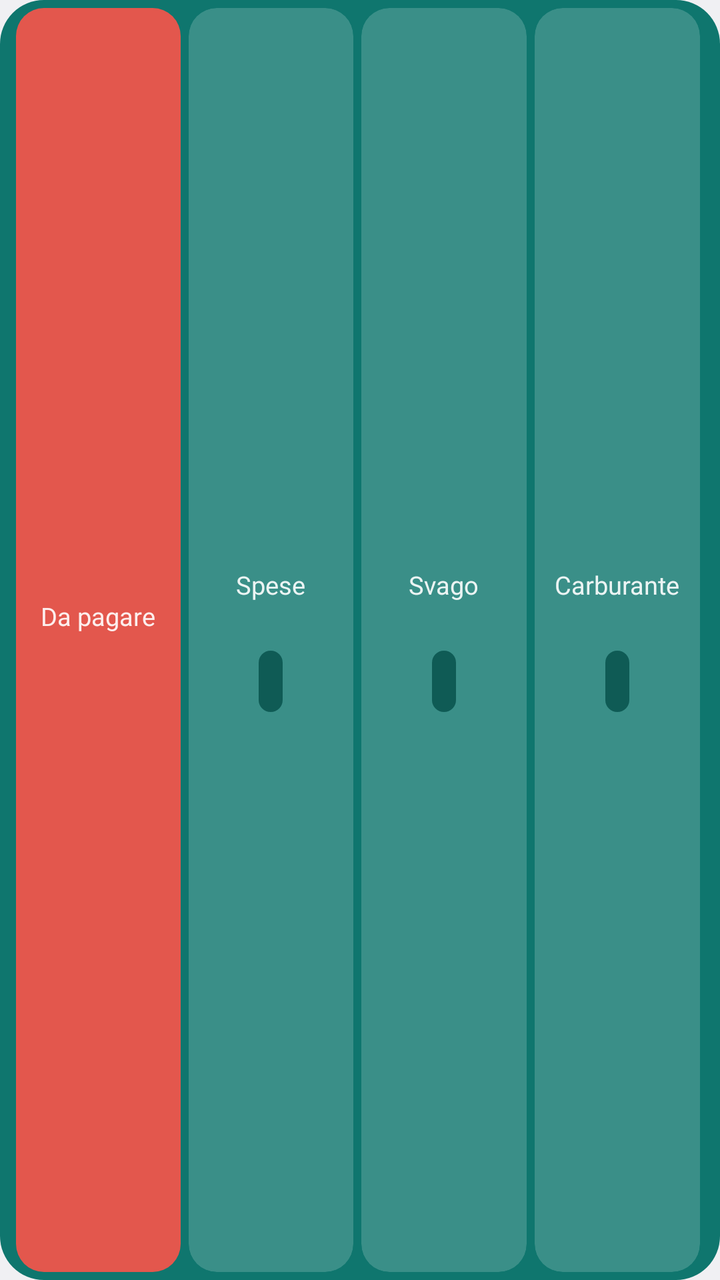
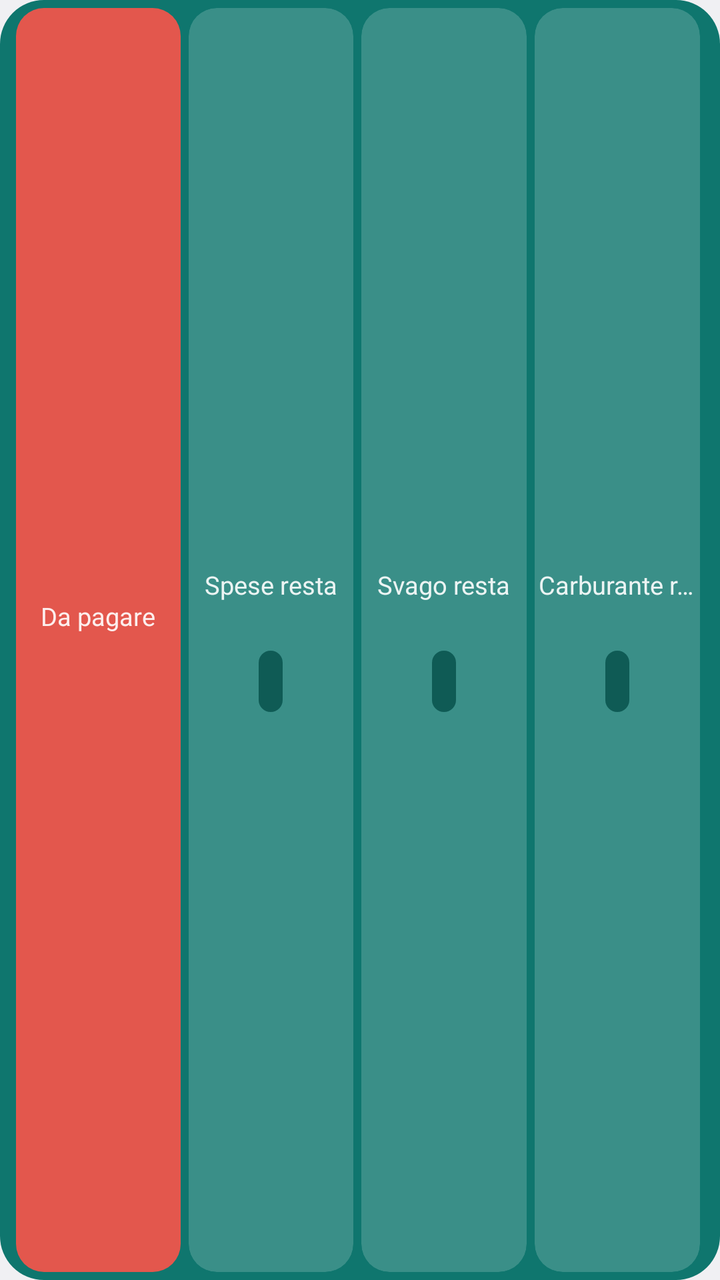

The first picture is an Android layout as it rendered before a commit; the second is the same layout after the commit. The layout source and the unified diff follow.
<!-- AndroidManifest.xml: application theme AppTheme -->
<!-- res/layout/widget_month3.xml -->
<?xml version="1.0" encoding="utf-8"?>
<LinearLayout xmlns:android="http://schemas.android.com/apk/res/android"
    android:id="@+id/widget_month_root"
    android:layout_width="match_parent"
    android:layout_height="match_parent"
    android:orientation="horizontal"
    android:gravity="center_vertical"
    android:paddingLeft="8dp"
    android:paddingRight="8dp"
    android:paddingTop="4dp"
    android:paddingBottom="4dp"
    android:background="@drawable/widget_bg">

    
    <LinearLayout
        android:layout_width="0dp"
        android:layout_height="match_parent"
        android:layout_weight="1"
        android:layout_marginRight="2dp"
        android:orientation="vertical">

        
        <LinearLayout
            android:id="@+id/widget_month_due_cell"
            android:layout_width="match_parent"
            android:layout_height="match_parent"
            android:orientation="vertical"
            android:gravity="center"
            android:paddingLeft="4dp"
            android:paddingRight="4dp"
            android:background="@drawable/widget_cell_due">
            <TextView
                android:id="@+id/widget_month_topay_label"
                android:layout_width="wrap_content"
                android:layout_height="wrap_content"
                android:text="Da pagare"
                android:textColor="#E6FFFFFF"
                android:textSize="12.5sp"
                android:singleLine="true" />
            <TextView
                android:id="@+id/widget_month_topay"
                android:layout_width="wrap_content"
                android:layout_height="wrap_content"
                android:textColor="#FFFFFF"
                android:textSize="17.5sp"
                android:textStyle="bold"
                android:singleLine="true" />
        </LinearLayout>
    </LinearLayout>


    
    <FrameLayout
        android:id="@+id/widget_month_spese_cell"
        android:layout_width="0dp"
        android:layout_height="match_parent"
        android:layout_weight="1"
        android:layout_marginLeft="2dp"
        android:layout_marginRight="2dp"
        android:background="@drawable/widget_cell"
        android:clipToOutline="true">
        <ViewFlipper
            android:id="@+id/widget_month_spese_fill"
            android:layout_width="match_parent"
            android:layout_height="match_parent"
            android:autoStart="true"
            android:flipInterval="285">
            <ImageView android:id="@+id/fl_spese_0" android:layout_width="match_parent" android:layout_height="match_parent" android:scaleType="fitXY" />
            <ImageView android:id="@+id/fl_spese_1" android:layout_width="match_parent" android:layout_height="match_parent" android:scaleType="fitXY" />
            <ImageView android:id="@+id/fl_spese_2" android:layout_width="match_parent" android:layout_height="match_parent" android:scaleType="fitXY" />
            <ImageView android:id="@+id/fl_spese_3" android:layout_width="match_parent" android:layout_height="match_parent" android:scaleType="fitXY" />
            <ImageView android:id="@+id/fl_spese_4" android:layout_width="match_parent" android:layout_height="match_parent" android:scaleType="fitXY" />
            <ImageView android:id="@+id/fl_spese_5" android:layout_width="match_parent" android:layout_height="match_parent" android:scaleType="fitXY" />
            <ImageView android:id="@+id/fl_spese_6" android:layout_width="match_parent" android:layout_height="match_parent" android:scaleType="fitXY" />
            <ImageView android:id="@+id/fl_spese_7" android:layout_width="match_parent" android:layout_height="match_parent" android:scaleType="fitXY" />
            <ImageView android:id="@+id/fl_spese_8" android:layout_width="match_parent" android:layout_height="match_parent" android:scaleType="fitXY" />
            <ImageView android:id="@+id/fl_spese_9" android:layout_width="match_parent" android:layout_height="match_parent" android:scaleType="fitXY" />
            <ImageView android:id="@+id/fl_spese_10" android:layout_width="match_parent" android:layout_height="match_parent" android:scaleType="fitXY" />
            <ImageView android:id="@+id/fl_spese_11" android:layout_width="match_parent" android:layout_height="match_parent" android:scaleType="fitXY" />
            <ImageView android:id="@+id/fl_spese_12" android:layout_width="match_parent" android:layout_height="match_parent" android:scaleType="fitXY" />
            <ImageView android:id="@+id/fl_spese_13" android:layout_width="match_parent" android:layout_height="match_parent" android:scaleType="fitXY" />
            <ImageView android:id="@+id/fl_spese_14" android:layout_width="match_parent" android:layout_height="match_parent" android:scaleType="fitXY" />
            <ImageView android:id="@+id/fl_spese_15" android:layout_width="match_parent" android:layout_height="match_parent" android:scaleType="fitXY" />
        </ViewFlipper>
        <LinearLayout
            android:layout_width="match_parent"
            android:layout_height="match_parent"
            android:orientation="vertical"
            android:gravity="center"
            android:paddingLeft="2dp"
            android:paddingRight="2dp">
            <TextView
                android:layout_width="wrap_content"
                android:layout_height="wrap_content"
                android:text="Spese"
                android:textColor="#E6FFFFFF"
                android:textSize="12.5sp"
                android:singleLine="true" />
            <TextView
                android:id="@+id/widget_month_spese"
                android:layout_width="wrap_content"
                android:layout_height="wrap_content"
                android:textColor="#FFFFFF"
                android:textSize="16.5sp"
                android:textStyle="bold"
                android:singleLine="true" />
            
            <LinearLayout
                android:layout_width="wrap_content"
                android:layout_height="wrap_content"
                android:layout_marginTop="2dp"
                android:orientation="vertical"
                android:gravity="center_horizontal"
                android:paddingLeft="6dp"
                android:paddingRight="6dp"
                android:paddingTop="1dp"
                android:paddingBottom="1dp"
                android:background="@drawable/widget_pill">
            <TextView
                android:id="@+id/widget_month_spese_est"
                android:layout_width="wrap_content"
                android:layout_height="wrap_content"
                android:textColor="#FFFFFFFF"
                android:textSize="10.5sp"
                android:textStyle="bold"
                android:singleLine="true" />
            <TextView
                android:id="@+id/widget_month_spese_act"
                android:layout_width="wrap_content"
                android:layout_height="wrap_content"
                android:textColor="#FFFFFFFF"
                android:textSize="10.5sp"
                android:textStyle="bold"
                android:singleLine="true" />
            </LinearLayout>
        </LinearLayout>
    </FrameLayout>

    
    <FrameLayout
        android:id="@+id/widget_month_svago_cell"
        android:layout_width="0dp"
        android:layout_height="match_parent"
        android:layout_weight="1"
        android:layout_marginLeft="2dp"
        android:layout_marginRight="2dp"
        android:background="@drawable/widget_cell"
        android:clipToOutline="true">
        <ViewFlipper
            android:id="@+id/widget_month_svago_fill"
            android:layout_width="match_parent"
            android:layout_height="match_parent"
            android:autoStart="true"
            android:flipInterval="285">
            <ImageView android:id="@+id/fl_svago_0" android:layout_width="match_parent" android:layout_height="match_parent" android:scaleType="fitXY" />
            <ImageView android:id="@+id/fl_svago_1" android:layout_width="match_parent" android:layout_height="match_parent" android:scaleType="fitXY" />
            <ImageView android:id="@+id/fl_svago_2" android:layout_width="match_parent" android:layout_height="match_parent" android:scaleType="fitXY" />
            <ImageView android:id="@+id/fl_svago_3" android:layout_width="match_parent" android:layout_height="match_parent" android:scaleType="fitXY" />
            <ImageView android:id="@+id/fl_svago_4" android:layout_width="match_parent" android:layout_height="match_parent" android:scaleType="fitXY" />
            <ImageView android:id="@+id/fl_svago_5" android:layout_width="match_parent" android:layout_height="match_parent" android:scaleType="fitXY" />
            <ImageView android:id="@+id/fl_svago_6" android:layout_width="match_parent" android:layout_height="match_parent" android:scaleType="fitXY" />
            <ImageView android:id="@+id/fl_svago_7" android:layout_width="match_parent" android:layout_height="match_parent" android:scaleType="fitXY" />
            <ImageView android:id="@+id/fl_svago_8" android:layout_width="match_parent" android:layout_height="match_parent" android:scaleType="fitXY" />
            <ImageView android:id="@+id/fl_svago_9" android:layout_width="match_parent" android:layout_height="match_parent" android:scaleType="fitXY" />
            <ImageView android:id="@+id/fl_svago_10" android:layout_width="match_parent" android:layout_height="match_parent" android:scaleType="fitXY" />
            <ImageView android:id="@+id/fl_svago_11" android:layout_width="match_parent" android:layout_height="match_parent" android:scaleType="fitXY" />
            <ImageView android:id="@+id/fl_svago_12" android:layout_width="match_parent" android:layout_height="match_parent" android:scaleType="fitXY" />
            <ImageView android:id="@+id/fl_svago_13" android:layout_width="match_parent" android:layout_height="match_parent" android:scaleType="fitXY" />
            <ImageView android:id="@+id/fl_svago_14" android:layout_width="match_parent" android:layout_height="match_parent" android:scaleType="fitXY" />
            <ImageView android:id="@+id/fl_svago_15" android:layout_width="match_parent" android:layout_height="match_parent" android:scaleType="fitXY" />
        </ViewFlipper>
        <LinearLayout
            android:layout_width="match_parent"
            android:layout_height="match_parent"
            android:orientation="vertical"
            android:gravity="center"
            android:paddingLeft="2dp"
            android:paddingRight="2dp">
            <TextView
                android:layout_width="wrap_content"
                android:layout_height="wrap_content"
                android:text="Svago"
                android:textColor="#E6FFFFFF"
                android:textSize="12.5sp"
                android:singleLine="true" />
            <TextView
                android:id="@+id/widget_month_svago"
                android:layout_width="wrap_content"
                android:layout_height="wrap_content"
                android:textColor="#FFFFFF"
                android:textSize="16.5sp"
                android:textStyle="bold"
                android:singleLine="true" />
            
            <LinearLayout
                android:layout_width="wrap_content"
                android:layout_height="wrap_content"
                android:layout_marginTop="2dp"
                android:orientation="vertical"
                android:gravity="center_horizontal"
                android:paddingLeft="6dp"
                android:paddingRight="6dp"
                android:paddingTop="1dp"
                android:paddingBottom="1dp"
                android:background="@drawable/widget_pill">
            <TextView
                android:id="@+id/widget_month_svago_est"
                android:layout_width="wrap_content"
                android:layout_height="wrap_content"
                android:textColor="#FFFFFFFF"
                android:textSize="10.5sp"
                android:textStyle="bold"
                android:singleLine="true" />
            <TextView
                android:id="@+id/widget_month_svago_act"
                android:layout_width="wrap_content"
                android:layout_height="wrap_content"
                android:textColor="#FFFFFFFF"
                android:textSize="10.5sp"
                android:textStyle="bold"
                android:singleLine="true" />
            </LinearLayout>
        </LinearLayout>
    </FrameLayout>

    
    <FrameLayout
        android:id="@+id/widget_month_carburante_cell"
        android:layout_width="0dp"
        android:layout_height="match_parent"
        android:layout_weight="1"
        android:layout_marginLeft="2dp"
        android:layout_marginRight="2dp"
        android:background="@drawable/widget_cell"
        android:clipToOutline="true">
        <ViewFlipper
            android:id="@+id/widget_month_carburante_fill"
            android:layout_width="match_parent"
            android:layout_height="match_parent"
            android:autoStart="true"
            android:flipInterval="285">
            <ImageView android:id="@+id/fl_carburante_0" android:layout_width="match_parent" android:layout_height="match_parent" android:scaleType="fitXY" />
            <ImageView android:id="@+id/fl_carburante_1" android:layout_width="match_parent" android:layout_height="match_parent" android:scaleType="fitXY" />
            <ImageView android:id="@+id/fl_carburante_2" android:layout_width="match_parent" android:layout_height="match_parent" android:scaleType="fitXY" />
            <ImageView android:id="@+id/fl_carburante_3" android:layout_width="match_parent" android:layout_height="match_parent" android:scaleType="fitXY" />
            <ImageView android:id="@+id/fl_carburante_4" android:layout_width="match_parent" android:layout_height="match_parent" android:scaleType="fitXY" />
            <ImageView android:id="@+id/fl_carburante_5" android:layout_width="match_parent" android:layout_height="match_parent" android:scaleType="fitXY" />
            <ImageView android:id="@+id/fl_carburante_6" android:layout_width="match_parent" android:layout_height="match_parent" android:scaleType="fitXY" />
            <ImageView android:id="@+id/fl_carburante_7" android:layout_width="match_parent" android:layout_height="match_parent" android:scaleType="fitXY" />
            <ImageView android:id="@+id/fl_carburante_8" android:layout_width="match_parent" android:layout_height="match_parent" android:scaleType="fitXY" />
            <ImageView android:id="@+id/fl_carburante_9" android:layout_width="match_parent" android:layout_height="match_parent" android:scaleType="fitXY" />
            <ImageView android:id="@+id/fl_carburante_10" android:layout_width="match_parent" android:layout_height="match_parent" android:scaleType="fitXY" />
            <ImageView android:id="@+id/fl_carburante_11" android:layout_width="match_parent" android:layout_height="match_parent" android:scaleType="fitXY" />
            <ImageView android:id="@+id/fl_carburante_12" android:layout_width="match_parent" android:layout_height="match_parent" android:scaleType="fitXY" />
            <ImageView android:id="@+id/fl_carburante_13" android:layout_width="match_parent" android:layout_height="match_parent" android:scaleType="fitXY" />
            <ImageView android:id="@+id/fl_carburante_14" android:layout_width="match_parent" android:layout_height="match_parent" android:scaleType="fitXY" />
            <ImageView android:id="@+id/fl_carburante_15" android:layout_width="match_parent" android:layout_height="match_parent" android:scaleType="fitXY" />
        </ViewFlipper>
        <LinearLayout
            android:layout_width="match_parent"
            android:layout_height="match_parent"
            android:orientation="vertical"
            android:gravity="center"
            android:paddingLeft="2dp"
            android:paddingRight="2dp">
            <TextView
                android:layout_width="wrap_content"
                android:layout_height="wrap_content"
                android:text="Carburante"
                android:textColor="#E6FFFFFF"
                android:textSize="12.5sp"
                android:singleLine="true" />
            <TextView
                android:id="@+id/widget_month_carburante"
                android:layout_width="wrap_content"
                android:layout_height="wrap_content"
                android:textColor="#FFFFFF"
                android:textSize="16.5sp"
                android:textStyle="bold"
                android:singleLine="true" />
            
            <LinearLayout
                android:layout_width="wrap_content"
                android:layout_height="wrap_content"
                android:layout_marginTop="2dp"
                android:orientation="vertical"
                android:gravity="center_horizontal"
                android:paddingLeft="6dp"
                android:paddingRight="6dp"
                android:paddingTop="1dp"
                android:paddingBottom="1dp"
                android:background="@drawable/widget_pill">
            <TextView
                android:id="@+id/widget_month_carburante_est"
                android:layout_width="wrap_content"
                android:layout_height="wrap_content"
                android:textColor="#FFFFFFFF"
                android:textSize="10.5sp"
                android:textStyle="bold"
                android:singleLine="true" />
            <TextView
                android:id="@+id/widget_month_carburante_act"
                android:layout_width="wrap_content"
                android:layout_height="wrap_content"
                android:textColor="#FFFFFFFF"
                android:textSize="10.5sp"
                android:textStyle="bold"
                android:singleLine="true" />
            </LinearLayout>
        </LinearLayout>
    </FrameLayout>
</LinearLayout>
<!-- resources referenced by this layout -->
<resources>
  <!-- drawable widget_bg (drawable) -->
  <?xml version="1.0" encoding="utf-8"?>
  <shape xmlns:android="http://schemas.android.com/apk/res/android" android:shape="rectangle">
      <solid android:color="#0F766E" />
      <corners android:radius="22dp" />
  </shape>
  <!-- drawable widget_cell (drawable) -->
  <?xml version="1.0" encoding="utf-8"?>
  <shape xmlns:android="http://schemas.android.com/apk/res/android" android:shape="rectangle">
      <solid android:color="#2EFFFFFF" />
      <corners android:radius="14dp" />
  </shape>
  <!-- drawable widget_cell_due (drawable) -->
  <?xml version="1.0" encoding="utf-8"?>
  <shape xmlns:android="http://schemas.android.com/apk/res/android" android:shape="rectangle">
      <solid android:color="#E3574D" />
      <corners android:radius="14dp" />
  </shape>
  <!-- drawable widget_pill (drawable) -->
  <?xml version="1.0" encoding="utf-8"?>
  <shape xmlns:android="http://schemas.android.com/apk/res/android" android:shape="rectangle">
      <solid android:color="#E60B5650" />
      <corners android:radius="7dp" />
  </shape>
  <style name="AppTheme" parent="@android:style/Theme.DeviceDefault.DayNight">
          <item name="android:windowActionBar">false</item>
          <item name="android:windowNoTitle">true</item>
      </style>
</resources>

<!-- the commit's change to res/layout/widget_month3.xml (unified diff, before → after) -->
@@ -90,9 +90,10 @@
             android:paddingLeft="2dp"
             android:paddingRight="2dp">
             <TextView
-                android:layout_width="wrap_content"
-                android:layout_height="wrap_content"
-                android:text="Spese"
+                android:id="@+id/widget_month_spese_title"
+                android:layout_width="wrap_content"
+                android:layout_height="wrap_content"
+                android:text="Spese resta"
                 android:textColor="#E6FFFFFF"
                 android:textSize="12.5sp"
                 android:singleLine="true" />
@@ -177,9 +178,10 @@
             android:paddingLeft="2dp"
             android:paddingRight="2dp">
             <TextView
-                android:layout_width="wrap_content"
-                android:layout_height="wrap_content"
-                android:text="Svago"
+                android:id="@+id/widget_month_svago_title"
+                android:layout_width="wrap_content"
+                android:layout_height="wrap_content"
+                android:text="Svago resta"
                 android:textColor="#E6FFFFFF"
                 android:textSize="12.5sp"
                 android:singleLine="true" />
@@ -264,9 +266,10 @@
             android:paddingLeft="2dp"
             android:paddingRight="2dp">
             <TextView
-                android:layout_width="wrap_content"
-                android:layout_height="wrap_content"
-                android:text="Carburante"
+                android:id="@+id/widget_month_carburante_title"
+                android:layout_width="wrap_content"
+                android:layout_height="wrap_content"
+                android:text="Carburante resta"
                 android:textColor="#E6FFFFFF"
                 android:textSize="12.5sp"
                 android:singleLine="true" />
